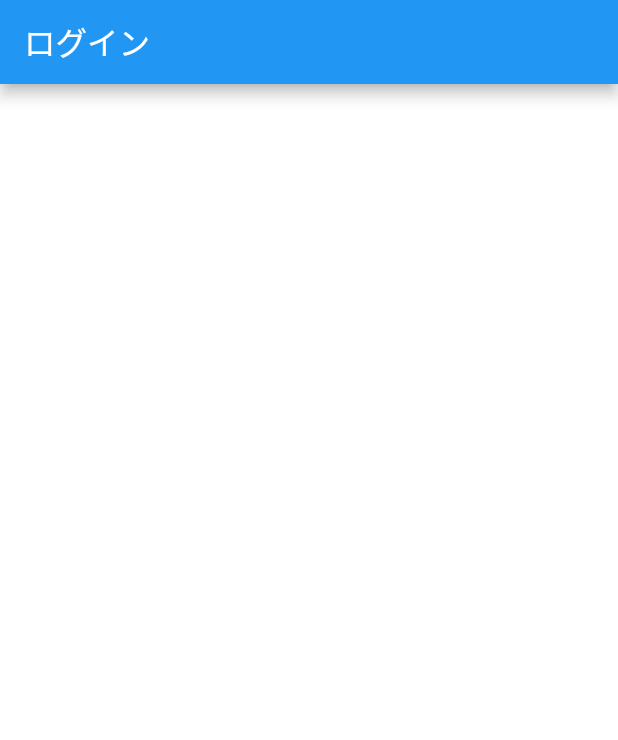
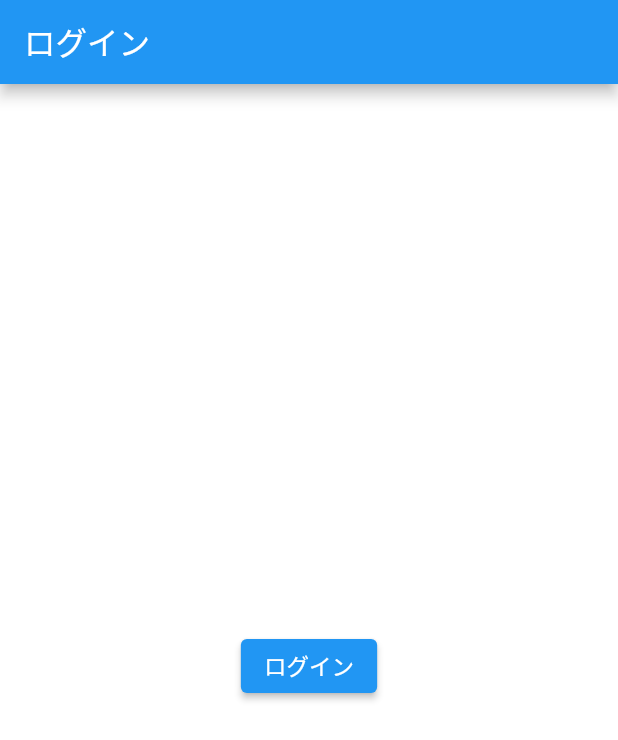
Before and after one commit to Kurogoma4D/sokutwi, a Flutter app: the screen it shows after launch, on a phone screen of 412 x 824 dp. Shown: the top 740 px of the screen. Run offline on Flutter 3.47's test engine with Material 2 defaults, Android fonts, the phone set to English and light mode, and no system bars; our stand-ins replace flutter_native_splash, flutter_riverpod, freezed_annotation, gap, go_router; missing offline and left inert: twitter_oauth2_pkce; generated files the repository leaves out were written again.

Commit message:
add: Oauth2 sign in

```diff
--- a/app/environment_config.yaml
+++ b/app/environment_config.yaml
@@ -9,9 +9,3 @@ environment_config:
     twitterClientSecret:
       type: String
       env_var: TWITTER_CLIENT_SECRET
-    twitterAccessToken:
-      type: String
-      env_var: TWITTER_ACCESS_TOKEN
-    twitterAccessSecret:
-      type: String
-      env_var: TWITTER_ACCESS_SECRET
--- a/app/lib/constants/constants.dart
+++ b/app/lib/constants/constants.dart
@@ -0,0 +1,2 @@
+const twitterRedirectUri = 'sokutwi://link.app';
+const appCustomUrlScheme = 'sokutwi';
--- a/app/lib/l10n/app_ja.arb
+++ b/app/lib/l10n/app_ja.arb
@@ -1,3 +1,4 @@
 {
+  "home": "ホーム",
   "signIn": "ログイン"
 }
--- /dev/null
+++ b/app/lib/widgets/build_context_ex.dart
@@ -0,0 +1,6 @@
+import 'package:flutter/material.dart';
+import 'package:flutter_gen/gen_l10n/app_localizations.dart';
+
+extension BuildContextEx on BuildContext {
+  AppLocalizations get string => AppLocalizations.of(this)!;
+}
--- a/app/lib/widgets/pages/sign_in.dart
+++ b/app/lib/widgets/pages/sign_in.dart
@@ -1,16 +1,50 @@
 import 'package:flutter/material.dart';
-import 'package:flutter_gen/gen_l10n/app_localizations.dart';
+import 'package:flutter_riverpod/flutter_riverpod.dart';
+import 'package:gap/gap.dart';
+import 'package:sokutwi/router.dart';
+import 'package:sokutwi/usecases/twitter_sign_in.dart';
+import 'package:sokutwi/widgets/build_context_ex.dart';
 
-class SignIn extends StatelessWidget {
+final _hasInteractionStarted = StateProvider((_) => false);
+
+void _signIn(WidgetRef ref) {
+  ref.read(_hasInteractionStarted.notifier).state = true;
+  ref.read(twitterSignInUsecase)();
+}
+
+class SignIn extends ConsumerWidget {
   const SignIn({super.key});
 
   @override
-  Widget build(BuildContext context) {
-    final string = AppLocalizations.of(context)!;
+  Widget build(BuildContext context, WidgetRef ref) {
+    final signInState = ref.watch(authTokenStore);
+    final isLoading =
+        ref.watch(_hasInteractionStarted) && signInState.isLoading;
+
+    if (signInState.hasValue) {
+      Future.microtask(() => HomeRoute().go(context));
+    }
+
     return Scaffold(
-      appBar: AppBar(title: Text(string.signIn)),
+      appBar: AppBar(title: Text(context.string.signIn)),
       backgroundColor: Colors.white,
-      body: Container(),
+      body: Center(
+        child: Column(
+          mainAxisAlignment: MainAxisAlignment.center,
+          mainAxisSize: MainAxisSize.max,
+          children: [
+            if (isLoading)
+              const Center(
+                child: CircularProgressIndicator.adaptive(),
+              ),
+            const Gap(8),
+            ElevatedButton(
+              onPressed: isLoading ? null : () => _signIn(ref),
+              child: Text(context.string.signIn),
+            ),
+          ],
+        ),
+      ),
     );
   }
 }
--- a/app/pubspec.yaml
+++ b/app/pubspec.yaml
@@ -22,8 +22,11 @@ dependencies:
   go_router: ^6.0.0
   # UI
   flutter_native_splash: ^2.2.16
+  gap: ^2.0.1
   # Others
   twitter_api_v2: ^4.7.1
+  twitter_oauth2_pkce: ^1.0.1
+  freezed_annotation: ^2.2.0
 
 dev_dependencies:
   flutter_test:
@@ -33,6 +36,7 @@ dev_dependencies:
   go_router_builder: ^1.0.15
   build_runner: any
   build_verify: any
+  freezed: ^2.2.0
 
 flutter:
   uses-material-design: true
```
Also changed, not shown: app/lib/router.dart (+7 -0 lines), app/lib/usecases/twitter_sign_in.dart (added, +55 -0 lines), app/lib/widgets/pages/home.dart (added, +16 -0 lines), app/lib/router.g.dart, app/lib/usecases/twitter_sign_in.freezed.dart (added), app/pubspec.lock, 6 other files.
